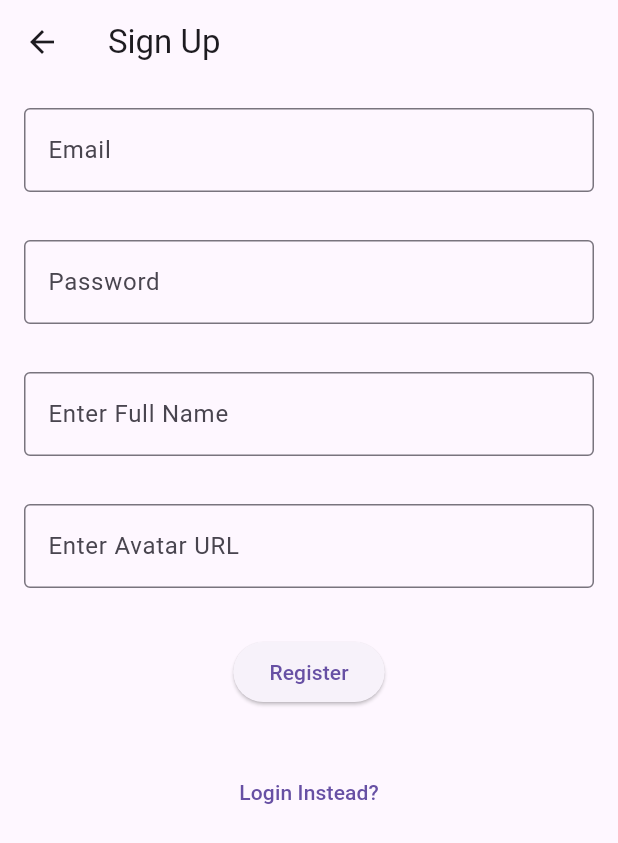
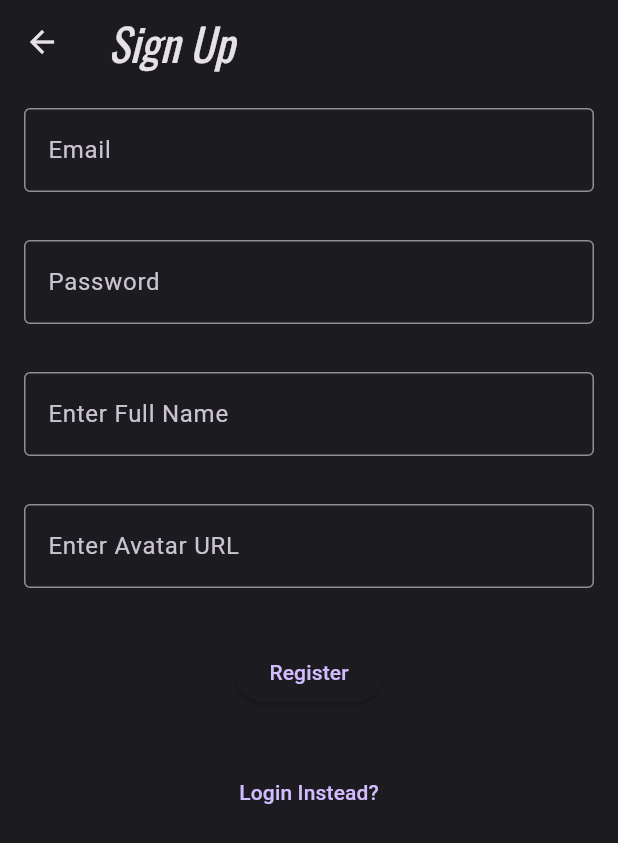
Before and after one commit to tomaravi7/supabase-flutter-todo-list-user-management, a Flutter app: the screen it shows after launch, after a tap on "Create an account", on a phone screen of 412 x 824 dp. Shown: the top 843 px of the screen. Run offline on Flutter 3.47's test engine with Material 3 defaults, Android fonts, the light colour scheme and no system bars; our stand-ins replace google_fonts, supabase_flutter; accounts and stored records are empty.

Commit message:
added theme

```diff
--- /dev/null
+++ b/user_manag/lib/color_scheme.dart
@@ -0,0 +1,69 @@
+import 'package:flutter/material.dart';
+
+const lightColorScheme = ColorScheme(
+  brightness: Brightness.light,
+  primary: Color(0xFF6750A4),
+  onPrimary: Color(0xFFFFFFFF),
+  primaryContainer: Color(0xFFEADDFF),
+  onPrimaryContainer: Color(0xFF21005D),
+  secondary: Color(0xFF625B71),
+  onSecondary: Color(0xFFFFFFFF),
+  secondaryContainer: Color(0xFFE8DEF8),
+  onSecondaryContainer: Color(0xFF1D192B),
+  tertiary: Color(0xFF7D5260),
+  onTertiary: Color(0xFFFFFFFF),
+  tertiaryContainer: Color(0xFFFFD8E4),
+  onTertiaryContainer: Color(0xFF31111D),
+  error: Color(0xFFB3261E),
+  onError: Color(0xFFFFFFFF),
+  errorContainer: Color(0xFFF9DEDC),
+  onErrorContainer: Color(0xFF410E0B),
+  outline: Color(0xFF79747E),
+  background: Color(0xFFFFFBFE),
+  onBackground: Color(0xFF1C1B1F),
+  surface: Color(0xFFFFFBFE),
+  onSurface: Color(0xFF1C1B1F),
+  surfaceVariant: Color(0xFFE7E0EC),
+  onSurfaceVariant: Color(0xFF49454F),
+  inverseSurface: Color(0xFF313033),
+  onInverseSurface: Color(0xFFF4EFF4),
+  inversePrimary: Color(0xFFD0BCFF),
+  shadow: Color(0xFF000000),
+  surfaceTint: Color(0xFF6750A4),
+  outlineVariant: Color(0xFFCAC4D0),
+  scrim: Color(0xFF000000),
+);
+
+const darkColorScheme = ColorScheme(
+  brightness: Brightness.dark,
+  primary: Color(0xFFD0BCFF),
+  onPrimary: Color(0xFF381E72),
+  primaryContainer: Color(0xFF4F378B),
+  onPrimaryContainer: Color(0xFFEADDFF),
+  secondary: Color(0xFFCCC2DC),
+  onSecondary: Color(0xFF332D41),
+  secondaryContainer: Color(0xFF4A4458),
+  onSecondaryContainer: Color(0xFFE8DEF8),
+  tertiary: Color(0xFFEFB8C8),
+  onTertiary: Color(0xFF492532),
+  tertiaryContainer: Color(0xFF633B48),
+  onTertiaryContainer: Color(0xFFFFD8E4),
+  error: Color(0xFFF2B8B5),
+  onError: Color(0xFF601410),
+  errorContainer: Color(0xFF8C1D18),
+  onErrorContainer: Color(0xFFF9DEDC),
+  outline: Color(0xFF938F99),
+  background: Color(0xFF1C1B1F),
+  onBackground: Color(0xFFE6E1E5),
+  surface: Color(0xFF1C1B1F),
+  onSurface: Color(0xFFE6E1E5),
+  surfaceVariant: Color(0xFF49454F),
+  onSurfaceVariant: Color(0xFFCAC4D0),
+  inverseSurface: Color(0xFFE6E1E5),
+  onInverseSurface: Color(0xFF313033),
+  inversePrimary: Color(0xFF6750A4),
+  shadow: Color(0xFF000000),
+  surfaceTint: Color(0xFFD0BCFF),
+  outlineVariant: Color(0xFF49454F),
+  scrim: Color(0xFF000000),
+);
--- a/user_manag/lib/login.dart
+++ b/user_manag/lib/login.dart
@@ -81,7 +81,6 @@ class _LoginPageState extends State<LoginPage> {
         appBar: AppBar(
           title: const Text('User management',
               style: TextStyle(
-                  color: Colors.black,
                   fontSize: 34,
                   fontWeight: FontWeight.w500,
                   decorationStyle: TextDecorationStyle.solid,
--- a/user_manag/lib/main.dart
+++ b/user_manag/lib/main.dart
@@ -1,6 +1,8 @@
 import 'package:flutter/material.dart';
 import 'package:supabase_flutter/supabase_flutter.dart';
+import 'package:google_fonts/google_fonts.dart';
 import './splash.dart';
+import './color_scheme.dart';
 
 void main() async {
   await Supabase.initialize(
@@ -19,10 +21,28 @@ class MyApp extends StatelessWidget {
   // This widget is the root of your application.
   @override
   Widget build(BuildContext context) {
-    return const MaterialApp(
+    return MaterialApp(
       debugShowCheckedModeBanner: false,
-      // darkTheme: ThemeData.dark(),
-      home: MyHomePage(),
+      theme: ThemeData(
+        useMaterial3: true,
+        colorScheme: darkColorScheme,
+        textTheme: TextTheme(
+          displayLarge: const TextStyle(
+            fontSize: 72,
+            fontWeight: FontWeight.bold,
+          ),
+          titleLarge: GoogleFonts.oswald(
+            fontSize: 30,
+            fontStyle: FontStyle.italic,
+          ),
+          bodyMedium: GoogleFonts.merriweather(),
+          displaySmall: GoogleFonts.pacifico(),
+        ),
+        // pageTransitionsTheme: PageTransitionsTheme(builders: {
+        //   TargetPlatform.android: CupertinoPageTransitionsBuilder(),
+        // })
+      ),
+      home: const MyHomePage(),
     );
   }
 }
--- a/user_manag/pubspec.yaml
+++ b/user_manag/pubspec.yaml
@@ -32,7 +32,7 @@ dependencies:
     sdk: flutter
   supabase_flutter: ^2.0.0
   modular_ui: ^0.0.5
-
+  google_fonts: ^6.1.0
 
   # The following adds the Cupertino Icons font to your application.
   # Use with the CupertinoIcons class for iOS style icons.
```
Also changed, not shown: user_manag/pubspec.lock.
